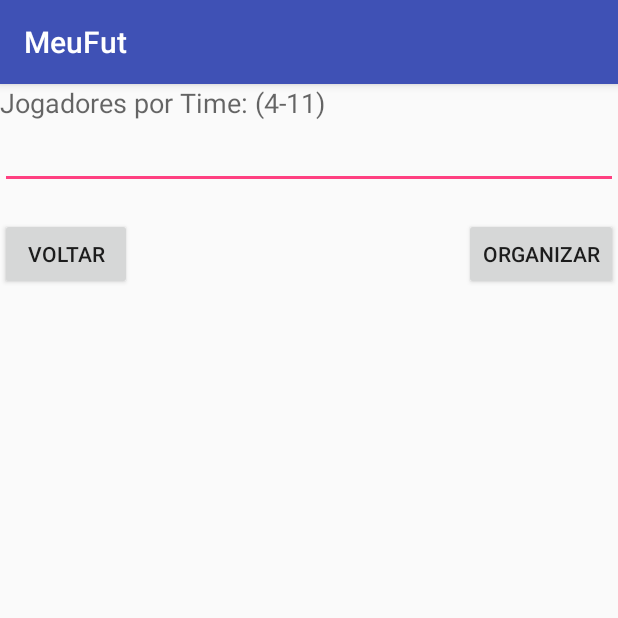
After one commit to wagnermachado/MeuFut-LP2, an Android app: the OrganizarTimes screen opened directly, with no data from a screen before it, on a phone screen of 412 x 824 dp, the top half of it. The commit adds this screen. Run offline under Robolectric (Android 15) with nearby library versions, the phone set to English and light mode, and no system bars.

Commit message:
Aula 05/10

```diff
--- a/app/src/main/AndroidManifest.xml
+++ b/app/src/main/AndroidManifest.xml
@@ -18,6 +18,8 @@
         </activity>
         <activity android:name=".Cronometro"></activity>
         <activity android:name=".DivisaoDinheiro"></activity>
+        <activity android:name=".DivisaoTimes"></activity>
+        <activity android:name=".OrganizarTimes"></activity>
     </application>
 
 </manifest>
--- /dev/null
+++ b/app/src/main/java/com/example/alunos/meufut/OrganizarTimes.java
@@ -0,0 +1,30 @@
+package com.example.alunos.meufut;
+
+import android.content.Intent;
+import android.os.Bundle;
+import android.support.v7.app.AppCompatActivity;
+import android.view.View;
+
+/**
+ * Created by alunos on 05/10/17.
+ */
+
+public class OrganizarTimes extends AppCompatActivity {
+
+    @Override
+    protected void onCreate(Bundle savedInstanceState) {
+        super.onCreate(savedInstanceState);
+        setContentView(R.layout.activity_organizar);
+    }
+
+    public void voltar(View v) {
+        Intent it = new Intent(this, DivisaoTimes.class);
+        startActivity(it);
+    }
+
+    public void organizar(View v) {
+
+
+    }
+
+}
--- a/app/src/main/res/layout/activity_main.xml
+++ b/app/src/main/res/layout/activity_main.xml
@@ -10,7 +10,7 @@
         android:layout_width="368dp"
         android:layout_height="495dp"
         tools:layout_editor_absoluteX="8dp"
-        tools:layout_editor_absoluteY="8dp">
+        tools:layout_editor_absoluteY="0dp">
 
         <Button
             android:id="@+id/button"
@@ -29,6 +29,7 @@
             android:layout_alignParentTop="true"
             android:layout_centerHorizontal="true"
             android:layout_marginTop="66dp"
+            android:onClick="divisaoTimes"
             android:text="Divisão de Times" />
 
         <Button
--- /dev/null
+++ b/app/src/main/res/layout/activity_organizar.xml
@@ -0,0 +1,60 @@
+<?xml version="1.0" encoding="utf-8"?>
+<RelativeLayout xmlns:android="http://schemas.android.com/apk/res/android"
+    android:layout_width="match_parent" android:layout_height="match_parent">
+
+    <TextView
+        android:id="@+id/txt1"
+        android:layout_width="wrap_content"
+        android:layout_height="wrap_content"
+        android:layout_alignParentStart="true"
+        android:textAppearance="?android:attr/textAppearanceMedium"
+        android:layout_alignParentTop="true"
+        android:text="Jogadores por Time: (4-11)" />
+
+    <EditText
+        android:id="@+id/numJogadores"
+        android:layout_width="wrap_content"
+        android:layout_height="wrap_content"
+        android:layout_alignParentEnd="true"
+        android:layout_alignParentStart="true"
+        android:layout_below="@+id/txt1"
+        android:ems="10"
+        android:inputType="textPersonName" />
+
+    <TextView
+        android:id="@+id/txtErro"
+        android:layout_width="wrap_content"
+        android:layout_height="wrap_content"
+        android:layout_alignParentEnd="true"
+        android:layout_alignParentStart="true"
+        android:layout_below="@+id/numJogadores" />
+
+    <Button
+        android:id="@+id/btnOrganizar"
+        android:layout_width="wrap_content"
+        android:layout_height="wrap_content"
+        android:layout_alignParentEnd="true"
+        android:layout_below="@+id/txtErro"
+        android:onClick="organizar"
+        android:text="Organizar" />
+
+    <TextView
+        android:maxLines = "10"
+        android:scrollbars = "vertical"
+        android:id="@+id/txtTimes"
+        android:layout_width="wrap_content"
+        android:layout_height="wrap_content"
+        android:layout_alignParentBottom="true"
+        android:layout_alignParentEnd="true"
+        android:layout_alignParentStart="true"
+        android:layout_below="@+id/btnOrganizar" />
+
+    <Button
+        android:id="@+id/btnVoltar"
+        android:layout_width="wrap_content"
+        android:layout_height="wrap_content"
+        android:layout_alignParentStart="true"
+        android:layout_below="@+id/txtErro"
+        android:onClick="voltar"
+        android:text="Voltar" />
+</RelativeLayout>
```
Also changed, not shown: app/src/main/java/com/example/alunos/meufut/DivisaoTimes.java (added, +50 -0 lines), app/src/main/java/com/example/alunos/meufut/MainActivity.java (+5 -4 lines), app/src/main/java/com/example/alunos/meufut/Pessoa.java (added, +41 -0 lines), app/src/main/res/layout/activity_times.xml (added, +56 -0 lines), 28 other files.
